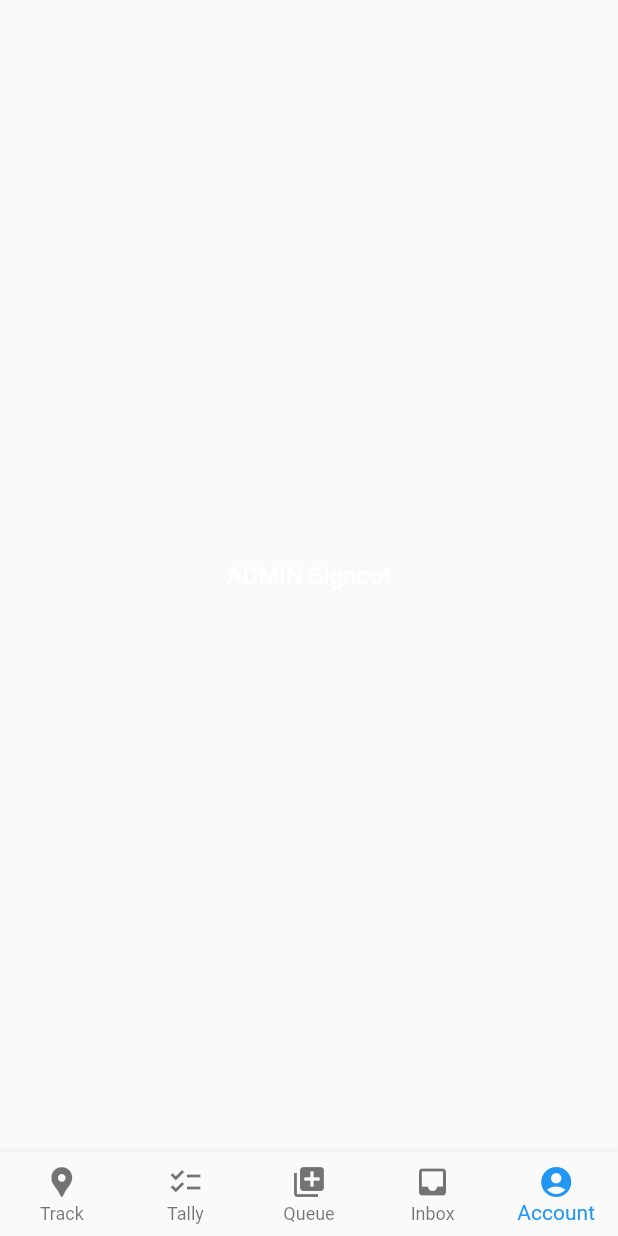
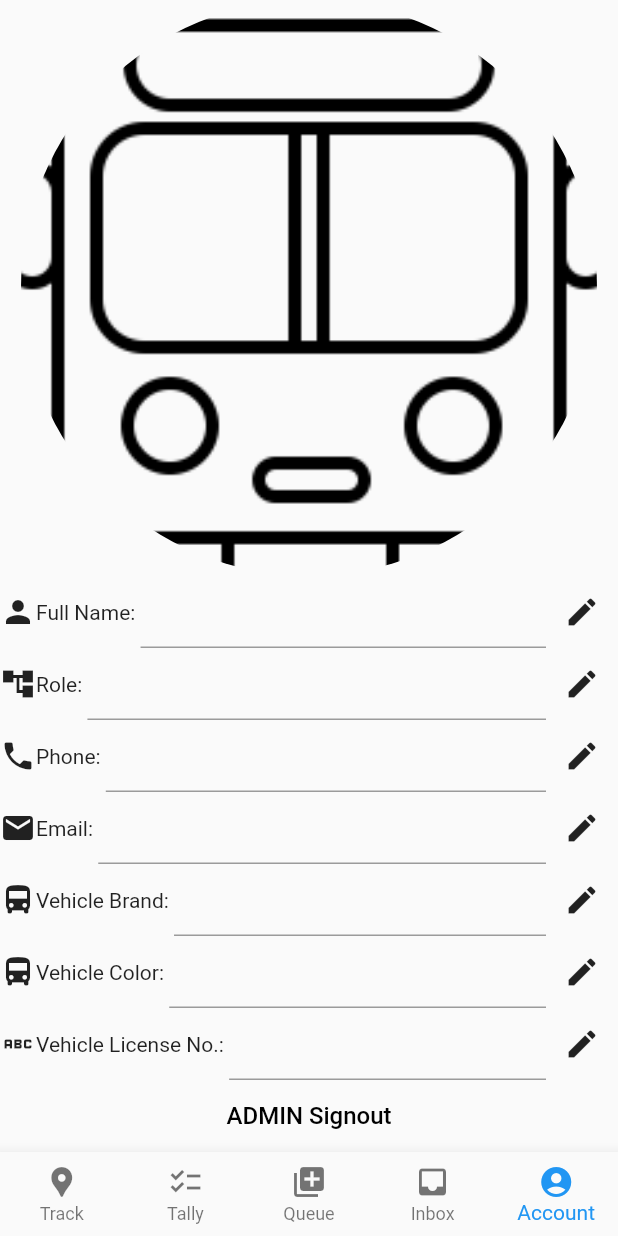
Before and after one commit to mwjvillamar/puvoms-app, a Flutter app: the NavigationView screen opened directly, item 5 of the bottom bar chosen, on a phone screen of 412 x 824 dp. Run offline on Flutter 3.47's test engine with Material 2 defaults, Android fonts, the phone set to English and light mode, and no system bars; our stand-ins replace cloud_firestore, firebase_auth, firebase_core, flutter_spinkit, google_maps_flutter; accounts and stored records are empty.

Commit message:
Initial account view + custom row item widget

```diff
--- a/lib/admin/views/pages/account_view.dart
+++ b/lib/admin/views/pages/account_view.dart
@@ -1,5 +1,6 @@
 import 'package:flutter/material.dart';
 import 'package:puvoms/services/auth.dart';
+import 'package:puvoms/widgets/custom_rowitem_widget.dart';
 import 'package:puvoms/widgets/custom_textbutton_widget.dart';
 
 class AccountView extends StatefulWidget {
@@ -26,13 +27,35 @@ class _AccountViewState extends State<AccountView> {
     // TODO: implement build
 
     return Center(
-      child: CustomTextButton(
-        prompt: "",
-        text: "ADMIN Signout",
-        color: Colors.white,
-        key: const ValueKey("signout"),
-        size: 16,
-      ),
+      child: Column(
+        children: [
+          Expanded(
+            child: Container(
+              decoration: const BoxDecoration(
+                shape: BoxShape.circle,
+                image: DecorationImage(
+                  image: AssetImage('lib/assets/puvoms_logo.png'),
+                  fit: BoxFit.fitWidth
+                )
+              ),
+            ),
+          ),
+          const CustomRowItem(text: 'Full Name: ', icon: Icons.person),
+          const CustomRowItem(text: 'Role: ', icon: Icons.account_tree),
+          const CustomRowItem(text: 'Phone: ', icon: Icons.phone),
+          const CustomRowItem(text: 'Email: ', icon: Icons.email),
+          const CustomRowItem(text: 'Vehicle Brand: ', icon: Icons.directions_bus),
+          const CustomRowItem(text: 'Vehicle Color: ', icon: Icons.directions_bus),
+          const CustomRowItem(text: 'Vehicle License No.: ', icon: Icons.abc),
+          CustomTextButton(
+            prompt: "",
+            text: "ADMIN Signout",
+            color: Colors.black,
+            key: const ValueKey("signout"),
+            size: 16,
+          ),
+        ],
+      )
     );
   }
 }
--- a/lib/driver/views/pages/account_view.dart
+++ b/lib/driver/views/pages/account_view.dart
@@ -26,13 +26,13 @@ class _AccountViewState extends State<AccountView> {
     // TODO: implement build
 
     return Center(
-      child: CustomTextButton(
-        prompt: "",
-        text: "DRIVER Signout",
-        color: Colors.white,
-        key: const ValueKey("signout"),
-        size: 16,
-      ),
+      // child: CustomTextButton(
+      //   prompt: "",
+      //   text: "DRIVER Signout",
+      //   color: Colors.white,
+      //   key: const ValueKey("signout"),
+      //   size: 16,
+      // ),
     );
   }
 }
--- /dev/null
+++ b/lib/widgets/custom_rowitem_widget.dart
@@ -0,0 +1,33 @@
+import 'package:flutter/material.dart';
+
+class CustomRowItem extends StatefulWidget {
+
+  final String text;
+  final IconData icon;
+
+  const CustomRowItem({Key? key, required this.text, required this.icon}) : super(key: key);
+
+  @override
+  State<CustomRowItem> createState() => _CustomRowItemState();
+}
+
+class _CustomRowItemState extends State<CustomRowItem> {
+  @override
+  Widget build(BuildContext context) {
+    return Row(
+      children: [
+        Icon(widget.icon),
+        Text(widget.text),
+        const Expanded(
+          child: TextField(),
+        ),
+        IconButton(
+            onPressed: () {
+              // TODO: implement onPressed function
+            },
+            icon: const Icon(Icons.edit)
+        )
+      ],
+    );
+  }
+}
```
Also changed, not shown: lib/main.dart (+6 -6 lines).
